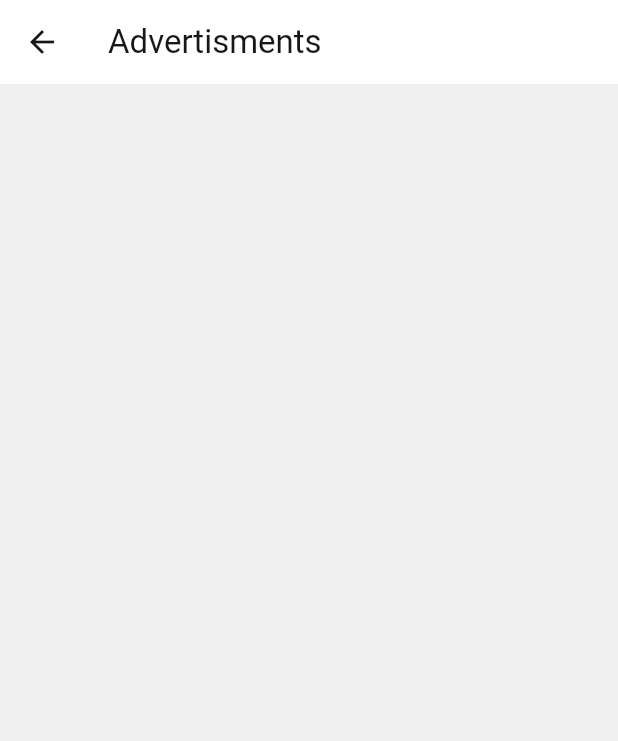
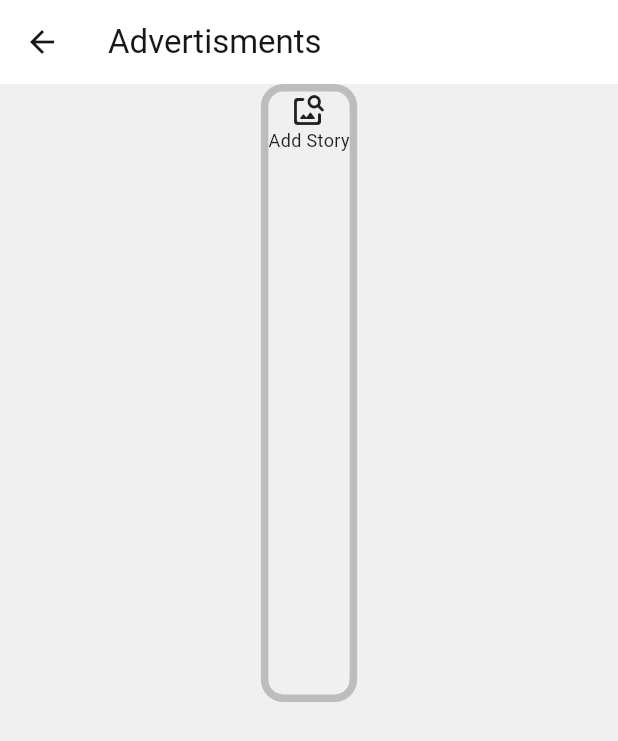
Before and after one commit to yazanash/Pentell, a Flutter app: the AdvertismentPage screen opened directly, on a phone screen of 412 x 824 dp. Shown: the top 741 px of the screen. Run offline on Flutter 3.47's test engine with Material 2 defaults, Android fonts, the phone set to English and light mode, and no system bars; drawn by our look-alikes of carousel_slider; our stand-ins replace dartz, equatable, flutter_rating_bar, get_it, hive, hive_flutter and 4 more; missing offline and left inert: dart:ffi; accounts and stored records are empty.

Commit message:
image picker test

```diff
--- a/lib/features/dashboard/views/pages/advertisment_page.dart
+++ b/lib/features/dashboard/views/pages/advertisment_page.dart
@@ -1,10 +1,20 @@
+import 'package:carousel_slider/carousel_slider.dart';
 import 'package:flutter/material.dart';
-import 'package:flutter/src/foundation/key.dart';
-import 'package:flutter/src/widgets/framework.dart';
-import 'package:pentelligence/features/dashboard/views/widgets/ads_card.dart';
+import 'package:image_picker/image_picker.dart';
 
 class AdvertismentPage extends StatelessWidget {
-  const AdvertismentPage({Key? key}) : super(key: key);
+  AdvertismentPage({
+    Key? key,
+  }) : super(key: key);
+
+  List<XFile> images = [];
+  final picker = ImagePicker();
+  Future<void> pickImages() async {
+    final image = await picker.pickImage(source: ImageSource.gallery);
+    if (image != null) {
+      images.add(image);
+    }
+  }
 
   @override
   Widget build(BuildContext context) {
@@ -12,7 +22,35 @@ class AdvertismentPage extends StatelessWidget {
       appBar: AppBar(
         title: Text('Advertisments'),
       ),
-      body: Container(),
+      body: CarouselSlider.builder(
+        options: CarouselOptions(
+          aspectRatio: 1,
+          autoPlay: true,
+        ),
+        itemCount: 5,
+        itemBuilder: (c, index1, index2) {
+          return InkWell(
+            onTap: () {},
+            child: Container(
+              decoration: BoxDecoration(
+                borderRadius: BorderRadius.circular(15),
+                border: Border.all(
+                  color: Colors.grey.shade400,
+                  width: 5,
+                ),
+              ),
+              child: Column(
+                children: [
+                  const Icon(
+                    Icons.image_search_rounded,
+                  ),
+                  Text('Add Story'),
+                ],
+              ),
+            ),
+          );
+        },
+      ),
     );
   }
 }
```
Also changed, not shown: lib/features/course/views/pages/courses_page.dart (+6 -14 lines), lib/features/course/views/widgets/course_widget.dart (+1 -23 lines), lib/features/dashboard/views/pages/board_page.dart (+1 -6 lines), lib/main.dart (+4 -4 lines).
